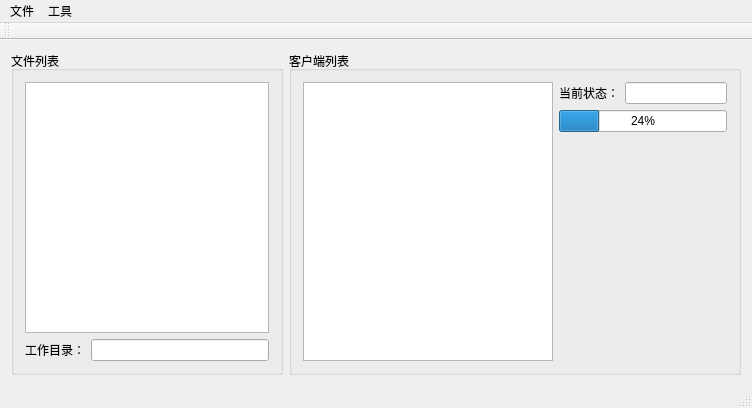
Before: the Qt Designer form mainwindow.ui in ChocoCLv/LIMS_FILE_SERVER, drawn with Qt 5.
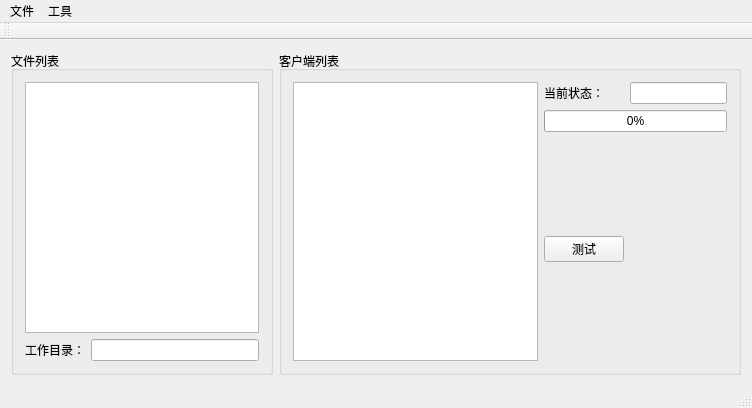
After: the same form once the commit is applied.

What changed in the file:
```diff
--- a/mainwindow.ui
+++ b/mainwindow.ui
@@ -67,7 +67,7 @@
        <item row="1" column="1" colspan="2">
         <widget class="QProgressBar" name="progressBar">
          <property name="value">
-          <number>24</number>
+          <number>0</number>
          </property>
         </widget>
        </item>
@@ -84,6 +84,13 @@
          </property>
         </spacer>
        </item>
+       <item row="2" column="1">
+        <widget class="QPushButton" name="btnTest">
+         <property name="text">
+          <string>测试</string>
+         </property>
+        </widget>
+       </item>
       </layout>
      </widget>
     </item>
```
